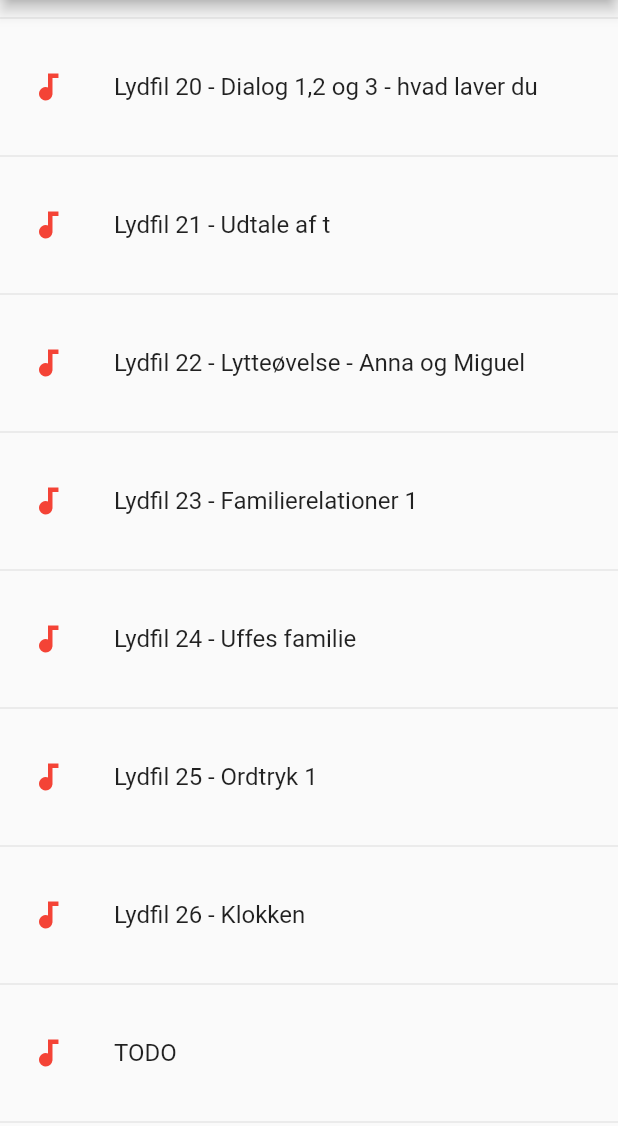
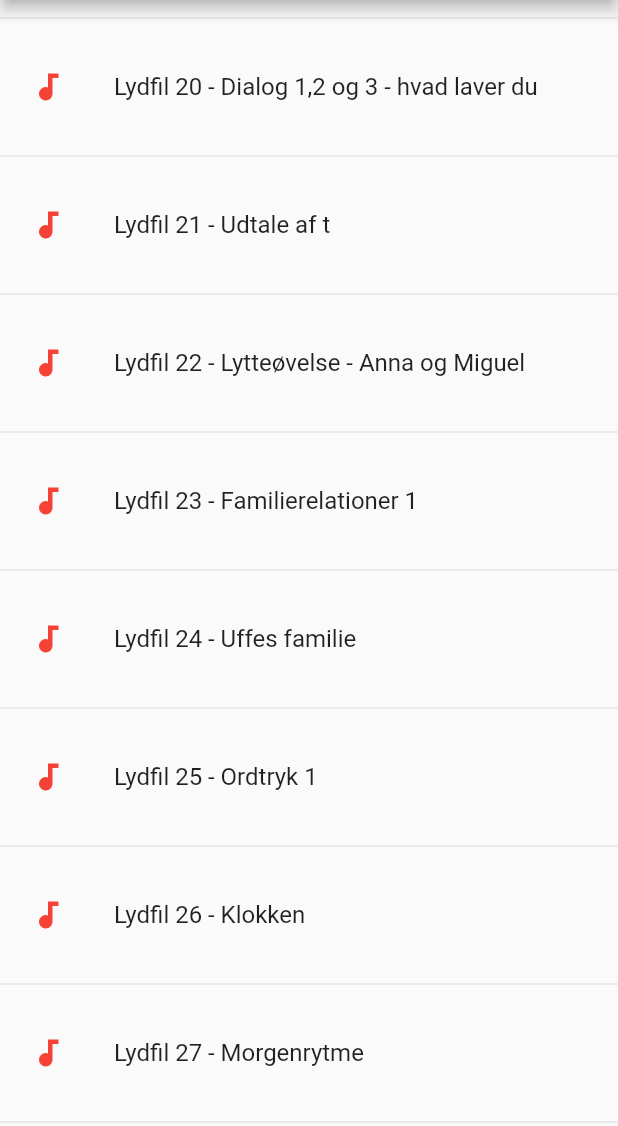
Before and after one commit to Dosssik/SynopeAudioLessonsFlutterApp, a Flutter app: the screen it shows after launch, scrolled down 1728 dp, on a phone screen of 412 x 824 dp, the part 84-1210 px from its top. Run offline on Flutter 3.47's test engine with Material 2 defaults, Android fonts, the light colour scheme and no system bars; our stand-ins replace audio_service, flutter_svg, just_audio, rxdart; missing offline and left inert: audio_session; statements that could not run were skipped.

Commit message:
resources typo fix

```diff
--- a/lib/books/book_one_resources.dart
+++ b/lib/books/book_one_resources.dart
@@ -135,8 +135,8 @@ List<MediaItem> getFirstBookItems() {
         duration: Duration(seconds: 69)),
     MediaItem(
         id: "https://www.synope.dk/mp3/pv/27.mp3",
-        album: "Lydfil 27 - Morgenrytme vej til dansk",
-        title: "TODO",
+        album: "På vej til dansk",
+        title: "Lydfil 27 - Morgenrytme",
         duration: Duration(seconds: 114)),
     MediaItem(
         id: "https://www.synope.dk/mp3/pv/28.mp3",
```
